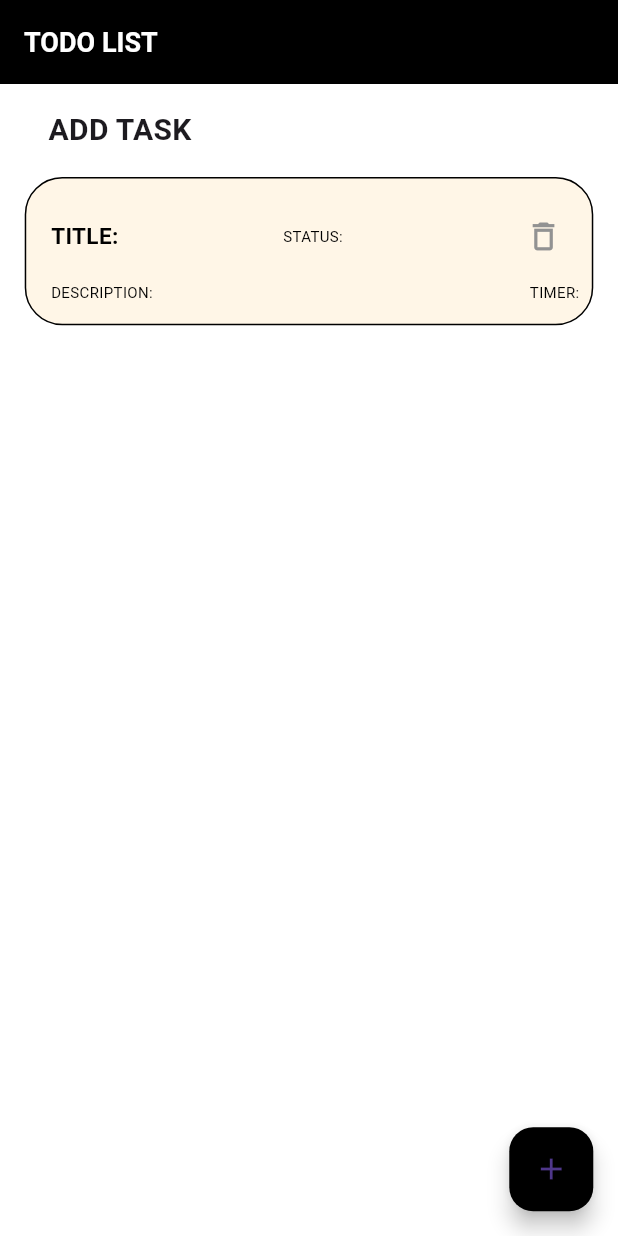
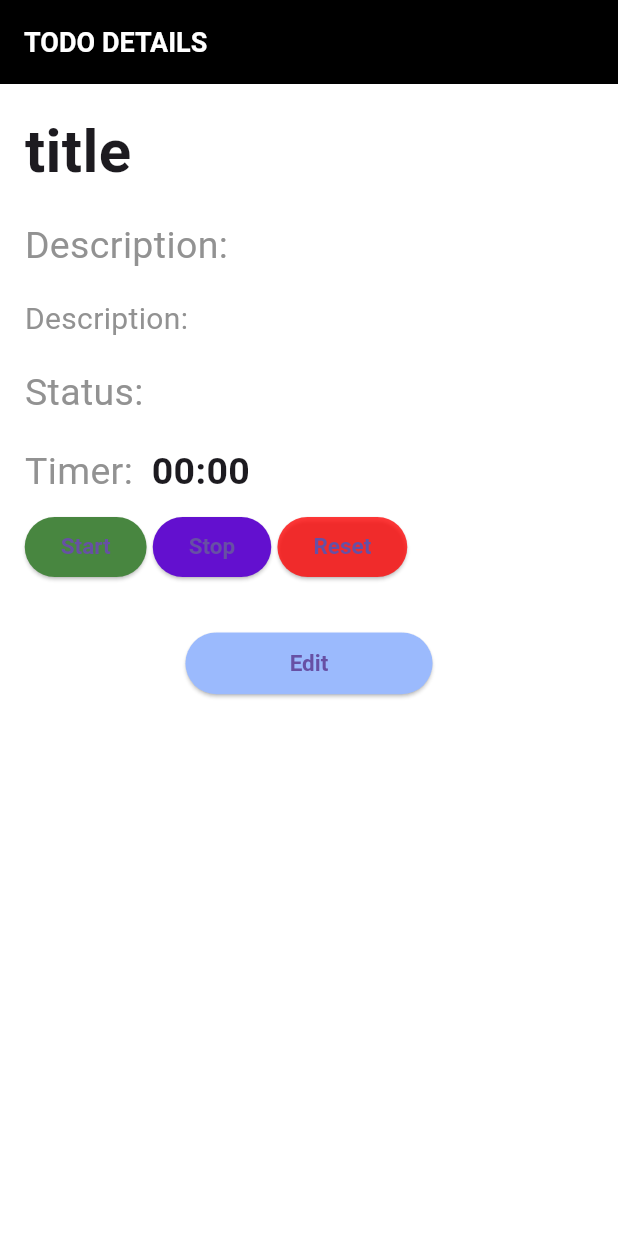
Before and after one commit to abhay11199/TODO-APP, a Flutter app: the screen it shows after launch, on a phone screen of 412 x 824 dp. Run offline on Flutter 3.47's test engine with Material 3 defaults, Android fonts, the phone set to English and light mode, and no system bars; our stand-ins replace get, sqflite, stop_watch_timer; accounts and stored records are empty.

Commit message:
created Detail Screen

```diff
--- /dev/null
+++ b/lib/app/models/task_model.dart
@@ -0,0 +1,24 @@
+class Task {
+  int? id;
+  String? title;
+  String? description;
+
+  Task({this.id, required this.title, required this.description});
+
+  Map<String, dynamic> toMap() {
+    var map = <String, dynamic>{
+      'title': title,
+      'description': description,
+    };
+    if (id != null) {
+      map['id'] = id;
+    }
+    return map;
+  }
+
+  Task.fromMap(Map<String, dynamic> map) {
+    id = map['id'];
+    title = map['title'];
+    description = map['description'];
+  }
+}
--- /dev/null
+++ b/lib/app/modules/detail/controllers/home_controller.dart
@@ -0,0 +1,3 @@
+import 'package:get/get.dart';
+
+class DetailControll extends GetxController {}
--- /dev/null
+++ b/lib/app/modules/detail/views/detail_view.dart
@@ -0,0 +1,180 @@
+import 'package:flutter/material.dart';
+import 'package:stop_watch_timer/stop_watch_timer.dart';
+import 'package:todo_app/app/constants/app_config.dart';
+import 'package:todo_app/app/constants/colors.dart';
+
+class DetailScreen extends StatefulWidget {
+  DetailScreen({super.key});
+
+  @override
+  State<DetailScreen> createState() => _DetailScreenState();
+}
+
+class _DetailScreenState extends State<DetailScreen> {
+  final StopWatchTimer _stopWatchTimer = StopWatchTimer();
+
+  final _isHours = false;
+  final _ismilisecond = false;
+
+  @override
+  void dispose() {
+    super.dispose();
+    _stopWatchTimer.dispose();
+  }
+
+  @override
+  Widget build(BuildContext context) {
+    AppConfig appConfig = AppConfig(context);
+    return Scaffold(
+        backgroundColor: AppColors.whitecolor,
+        appBar: AppBar(
+          backgroundColor: AppColors.blackColor,
+          title: Text(
+            'TODO DETAILS',
+            style: TextStyle(
+                fontWeight: FontWeight.bold,
+                color: AppColors.whitecolor,
+                fontSize: appConfig.textSizeScale(18)),
+          ),
+        ),
+        body: Padding(
+          padding: EdgeInsets.all(appConfig.rWP(4)),
+          child: Column(
+              mainAxisAlignment: MainAxisAlignment.start,
+              crossAxisAlignment: CrossAxisAlignment.start,
+              children: [
+                Text(
+                  'title',
+                  style: TextStyle(
+                    fontWeight: FontWeight.bold,
+                    fontSize: appConfig.textSizeScale(40),
+                  ),
+                ),
+                SizedBox(
+                  height: appConfig.deviceHeight(2),
+                ),
+                Text(
+                  'Description:',
+                  style: TextStyle(
+                      fontSize: appConfig.textSizeScale(25),
+                      color: AppColors.greycolor),
+                ),
+                SizedBox(
+                  height: appConfig.deviceHeight(2),
+                ),
+                Text(
+                  'Description:',
+                  style: TextStyle(
+                      fontSize: appConfig.textSizeScale(20),
+                      color: AppColors.greycolor),
+                ),
+                SizedBox(
+                  height: appConfig.deviceHeight(2),
+                ),
+                Text(
+                  'Status:',
+                  style: TextStyle(
+                      fontSize: appConfig.textSizeScale(25),
+                      color: AppColors.greycolor),
+                ),
+                SizedBox(
+                  height: appConfig.deviceHeight(2),
+                ),
+                Row(
+                  children: [
+                    Text(
+                      'Timer:',
+                      style: TextStyle(
+                          fontSize: appConfig.textSizeScale(25),
+                          color: AppColors.greycolor),
+                    ),
+                    SizedBox(
+                      width: appConfig.deviceWidth(3),
+                    ),
+                    StreamBuilder<int>(
+                        stream: _stopWatchTimer.rawTime,
+                        initialData: _stopWatchTimer.rawTime.value,
+                        builder: (context, snapshot) {
+                          final value = snapshot.data;
+                          final displayTime = StopWatchTimer.getDisplayTime(
+                              value!,
+                              hours: _isHours,
+                              milliSecond: _ismilisecond);
+
+                          return Text(
+                            displayTime,
+                            style: TextStyle(
+                                fontSize: appConfig.textSizeScale(25),
+                                fontWeight: FontWeight.bold),
+                          );
+                        })
+                  ],
+                ),
+                SizedBox(
+                  height: appConfig.deviceHeight(1),
+                ),
+                Row(
+                  children: [
+                    ElevatedButton(
+                      onPressed: () {
+                        _stopWatchTimer.onStartTimer();
+                      },
+                      child: Text('Start'),
+                      style: ElevatedButton.styleFrom(
+                          primary: AppColors.greencolor,
+                          textStyle: TextStyle(
+                              fontSize: appConfig.textSizeScale(15),
+                              fontWeight: FontWeight.bold)),
+                    ),
+                    SizedBox(
+                      width: appConfig.deviceWidth(1),
+                    ),
+                    ElevatedButton(
+                      onPressed: () {
+                        _stopWatchTimer.onStopTimer();
+                      },
+                      child: Text('Stop'),
+                      style: ElevatedButton.styleFrom(
+                          primary: AppColors.blueColor,
+                          textStyle: TextStyle(
+                              fontSize: appConfig.textSizeScale(15),
+                              fontWeight: FontWeight.bold)),
+                    ),
+                    SizedBox(
+                      width: appConfig.deviceWidth(1),
+                    ),
+                    ElevatedButton(
+                      onPressed: () {
+                        _stopWatchTimer.onResetTimer();
+                      },
+                      child: Text('Reset'),
+                      style: ElevatedButton.styleFrom(
+                          primary: AppColors.redColor,
+                          textStyle: TextStyle(
+                              fontSize: appConfig.textSizeScale(15),
+                              fontWeight: FontWeight.bold)),
+                    ),
+                  ],
+                ),
+                SizedBox(
+                  height: appConfig.deviceHeight(4),
+                ),
+                Center(
+                  child: SizedBox(
+                    height: appConfig.deviceHeight(5),
+                    width: appConfig.deviceWidth(40),
+                    child: ElevatedButton(
+                      onPressed: () {},
+                      child: Text('Edit'),
+                      style: ElevatedButton.styleFrom(
+                          primary: AppColors.skyblueColor,
+                          textStyle: TextStyle(
+                              fontSize: appConfig.textSizeScale(15),
+                              fontWeight: FontWeight.bold)),
+                    ),
+                  ),
+                ),
+              ]),
+        ));
+  }
+}
--- a/lib/app/routes/app_pages.dart
+++ b/lib/app/routes/app_pages.dart
@@ -1,4 +1,6 @@
 import 'package:get/get.dart';
+import 'package:todo_app/app/modules/detail/bindings/detail_binding.dart';
+import 'package:todo_app/app/modules/detail/views/detail_view.dart';
 import 'package:todo_app/app/modules/home/bindings/home_binding.dart';
 import 'package:todo_app/app/modules/home/views/home_view.dart';
 
@@ -7,7 +9,7 @@ part 'app_routes.dart';
 class AppPages {
   AppPages._();
 
-  static const INITIAL = Routes.HOME_SCREEN;
+  static const INITIAL = Routes.DETAIL_SCREEN;
 
   static final routes = [
     GetPage(
@@ -15,5 +17,9 @@ class AppPages {
       page: () => Home(),
       binding: HomeBinding(),
     ),
+    GetPage(
+        name: _Paths.DETAIL_SCREEN,
+        page: () => DetailScreen(),
+        binding: DetailBinding())
   ];
 }
--- a/lib/app/routes/app_routes.dart
+++ b/lib/app/routes/app_routes.dart
@@ -4,9 +4,11 @@ part of 'app_pages.dart';
 abstract class Routes {
   Routes._();
   static const HOME_SCREEN = _Paths.HOME_SCREEN;
+  static const DETAIL_SCREEN = _Paths.DETAIL_SCREEN;
 }
 
 abstract class _Paths {
   _Paths._();
   static const HOME_SCREEN = '/home-screen';
+  static const DETAIL_SCREEN = '/detail-screen';
 }
--- a/lib/main.dart
+++ b/lib/main.dart
@@ -1,6 +1,5 @@
 import 'package:flutter/material.dart';
 import 'package:get/get_navigation/src/root/get_material_app.dart';
-import 'package:todo_app/app/modules/home/views/home_view.dart';
 import 'package:todo_app/app/routes/app_pages.dart';
 
 void main() {
--- a/pubspec.yaml
+++ b/pubspec.yaml
@@ -36,6 +36,9 @@ dependencies:
   # Use with the CupertinoIcons class for iOS style icons.
   cupertino_icons: ^1.0.2
   get: ^4.6.6
+  sqflite: ^2.3.2
+  path_provider: ^2.1.3
+  stop_watch_timer: ^3.1.1
 
 dev_dependencies:
   flutter_test:
```
Also changed, not shown: lib/app/modules/detail/bindings/detail_binding.dart (added, +13 -0 lines), lib/app/modules/home/controllers/home_controller.dart (+33 -0 lines), lib/app/modules/home/views/home_view.dart (+43 -11 lines), lib/app/services/db_helper.dart (added, +64 -0 lines), pubspec.lock, 2 other files.
